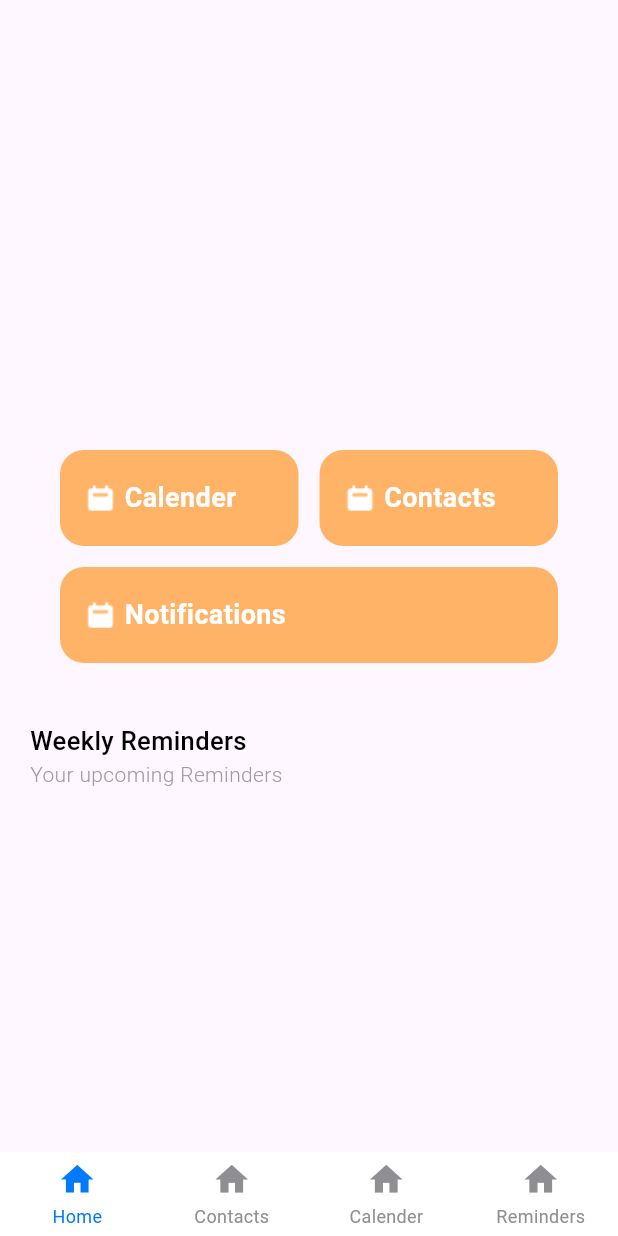
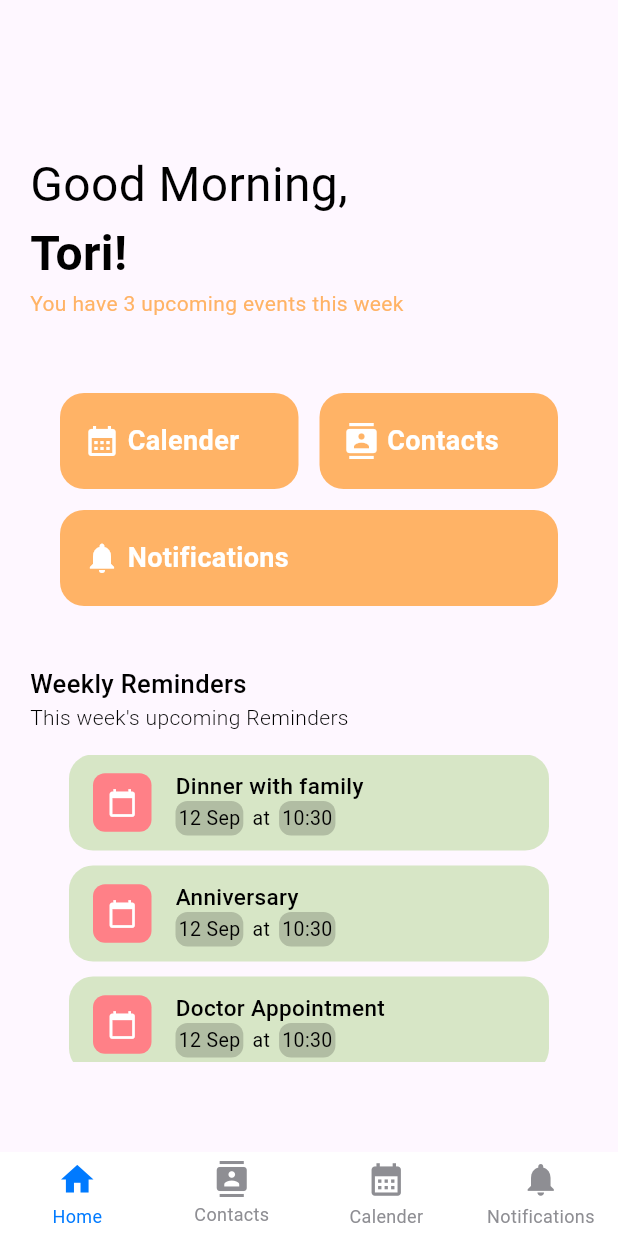
Before and after one commit to uoa-compsci399-s2-2024/capstone-project-team-41, a Flutter app: the RootTabBarView screen opened directly, on a phone screen of 412 x 824 dp. Run offline on Flutter 3.47's test engine with Material 3 defaults, Android fonts, the phone set to English and light mode, and no system bars; drawn by our look-alikes of persistent_bottom_nav_bar_v2; our stand-ins replace fixnum, flutter_datetime_picker_plus, isar, syncfusion_flutter_datepicker; missing offline and left inert: auth0_flutter, grpc, instant, protobuf; accounts and stored records are empty; generated files the repository leaves out were written again; statements that could not run were skipped.

Commit message:
Home Page Updated
+ Icons changed

```diff
--- a/Mobile/lib/Features/Home/HomeView.dart
+++ b/Mobile/lib/Features/Home/HomeView.dart
@@ -1,10 +1,12 @@
 import 'package:RemindMate/Features/Home/HomeViewModel.dart';
-import 'package:RemindMate/Features/Home/Models/UIOReminderCard.dart';
-import 'package:RemindMate/Features/Home/Models/UIOReminderCardType.dart';
 import 'package:RemindMate/Features/Home/Views/HomeNavContainer.dart';
 import 'package:RemindMate/Features/Home/Views/RemindersContainer.dart';
+import 'package:RemindMate/Features/Views/ColorPalette.dart';
 import 'package:RemindMate/Features/Views/TextStyles.dart';
+import 'package:flutter/cupertino.dart';
 import 'package:flutter/material.dart';
+import 'package:flutter/widgets.dart';
+import 'package:persistent_bottom_nav_bar_v2/persistent_bottom_nav_bar_v2.dart';
 import 'package:provider/provider.dart';
 
 class HomeView extends StatefulWidget {
@@ -15,22 +17,35 @@ class HomeView extends StatefulWidget {
 }
 
 class _HomeViewState extends State<HomeView> {
-  final UIOReminderCard sampleUIO = UIOReminderCard(
-      cardType: UIOReminderCardType.calender,
-      title: "Mother's Day",
-      dateTime: DateTime.now(),
-      showTime: false,
-      friends: const []);
 
   @override
   Widget build(BuildContext context) {
     return Scaffold(
       body: Consumer<HomeViewModel>(builder: (context, viewModel, child) {
+
+          int l = viewModel.remindersLength;
+
           return Padding(
           padding:
-              const EdgeInsets.only(top: 300, bottom: 120, left: 20, right: 20),
+              const EdgeInsets.only(top: 100, bottom: 60, left: 20, right: 20),
           child: Column(
             children: [
+              Container(
+                alignment: Alignment.topLeft,
+                child: Column(
+                  crossAxisAlignment: CrossAxisAlignment.start,
+                  children: [
+                    Text("Good Morning,", style: Textstyles.H1),
+                    Text("Tori!", style: Textstyles.H1Bold),
+
+                    Text("You have $l upcoming events this week", style: TextStyle(color: ColorPalette.primaryOrange)),
+                    Padding(padding: EdgeInsets.only(bottom: 50)),
+
+                  ]
+                )
+
+              ),
+
               const Padding(
                 padding: EdgeInsets.symmetric(horizontal: 20),
                 child: HomeNavContainer(),
@@ -46,7 +61,7 @@ class _HomeViewState extends State<HomeView> {
                           "Weekly Reminders",
                           style: Textstyles.P1,
                         ),
-                        Text("Your upcoming Reminders", style: Textstyles.S1)
+                        Text("This week's upcoming Reminders", style: Textstyles.S1)
                       ],
                     )),
               ),
--- a/Mobile/lib/Features/Home/HomeViewModel.dart
+++ b/Mobile/lib/Features/Home/HomeViewModel.dart
@@ -1,12 +1,12 @@
 import 'package:RemindMate/Domain/Database/DatabaseConnector.dart';
 import 'package:RemindMate/Domain/Database/Models/Contact.dart';
 import 'package:RemindMate/Features/Home/Models/UIOReminderCard.dart';
-import 'package:RemindMate/Features/Home/Models/UIOReminderCardType.dart';
 import 'package:flutter/material.dart';
 import 'package:isar/isar.dart';
 
 class HomeViewModel extends ChangeNotifier {
   List<UIOReminderCard> upcomingReminders = [];
+  int remindersLength = 0;
 
   HomeViewModel() {
     populateFromDatabase();
@@ -35,6 +35,9 @@ class HomeViewModel extends ChangeNotifier {
         }
       }
     }
+
+    remindersLength = upcomingReminders.length;
+
     notifyListeners();
   }
 }
--- a/Mobile/lib/Features/Home/Models/UIOReminderCard.dart
+++ b/Mobile/lib/Features/Home/Models/UIOReminderCard.dart
@@ -9,6 +9,7 @@ final class UIOReminderCard {
   late UIOReminderCardType cardType;
   late List<UIOReminderCardFriend> friends;
   late DateTime dateTime;
+  late DateTime dateEndTime;
   late bool showTime;
 
   UIOReminderCard(
@@ -16,6 +17,7 @@ final class UIOReminderCard {
       required this.cardType,
       required this.friends,
       required this.dateTime,
+      required this.dateEndTime,
       required this.showTime});
 
   UIOReminderCard.db(ContactReminder reminder) {
@@ -29,10 +31,15 @@ final class UIOReminderCard {
 
     this.friends = [];
     this.dateTime = reminder.startTime!;
+    this.dateEndTime = reminder.endTime!;
     this.showTime = reminder.showTime!;
   }
 
-  String getDateTimeAsString(String format) {
+  String getStartDateTimeAsString(String format) {
     return DateFormat(format).format(dateTime);
   }
+
+  String getEndDateTimeAsString(String format) {
+    return DateFormat(format).format(dateEndTime);
+  }
 }
--- a/Mobile/lib/Features/Home/Views/HomeNavButton.dart
+++ b/Mobile/lib/Features/Home/Views/HomeNavButton.dart
@@ -1,19 +1,28 @@
+import 'package:RemindMate/Features/Main/AppState.dart';
+import 'package:RemindMate/Features/Main/Models/UIOAppState.dart';
+import 'package:RemindMate/Features/TabBar/RootTabBarView.dart';
 import 'package:RemindMate/Features/Views/ColorPalette.dart';
 import 'package:RemindMate/Features/Views/Images.dart';
 import 'package:RemindMate/Features/Views/TextStyles.dart';
 import 'package:flutter/material.dart';
+import 'package:persistent_bottom_nav_bar_v2/persistent_bottom_nav_bar_v2.dart';
 
 
 class HomeNavButton extends StatelessWidget {
 
   final String buttonTitle;
-  // NEEDS UIO
+  final Icon iconWidget;
+  final UIOAppState appState;
 
-  const HomeNavButton({super.key, required this.buttonTitle});
+  const HomeNavButton({super.key, required this.buttonTitle, required this.iconWidget, required this.appState});
 
   @override
   Widget build(BuildContext context) {
-    return Container(
+    return GestureDetector(
+      onTap: () => {
+        //AppState().setAppState(appState),
+      },
+      child: Container(
         height: 64,
         decoration: BoxDecoration(
           color: ColorPalette.primaryOrange,
@@ -21,13 +30,16 @@ class HomeNavButton extends StatelessWidget {
         child: Row(
           children: [
             const Padding(padding: EdgeInsets.only(right: 16)),
-          Image.asset(Images.calenderIcon),
+            iconWidget,
             const Padding(padding: EdgeInsets.only(right: 5)),
             Text(buttonTitle,
               style: Textstyles.H3,
             )
           ],
         ),
+      )
     );
   }
+
+  void setState(Null Function() param0) {}
 }
--- a/Mobile/lib/Features/Home/Views/HomeNavContainer.dart
+++ b/Mobile/lib/Features/Home/Views/HomeNavContainer.dart
@@ -1,5 +1,7 @@
 import 'package:RemindMate/Features/Home/Views/HomeNavButton.dart';
+import 'package:RemindMate/Features/Main/Models/UIOAppState.dart';
 import 'package:flutter/material.dart';
+import 'package:persistent_bottom_nav_bar_v2/persistent_bottom_nav_bar_v2.dart';
 
 
 class HomeNavContainer extends StatelessWidget {
@@ -16,13 +18,13 @@ class HomeNavContainer extends StatelessWidget {
           children: [
             Row(
               children: [
-                Expanded(child: HomeNavButton(buttonTitle: "Calender")),
+                Expanded(child: HomeNavButton(buttonTitle: "Calender", iconWidget: Icon(Icons.calendar_month, color: Colors.white,), appState: UIOAppState.calendar,)),
                 Padding(padding: EdgeInsets.only(right: 14)),
-                Expanded(child: HomeNavButton(buttonTitle: "Contacts"),),
+                Expanded(child: HomeNavButton(buttonTitle: "Contacts", iconWidget: Icon(Icons.contacts, color: Colors.white), appState: UIOAppState.calendar),),
               ],
             ),
             Padding(padding: EdgeInsets.only(bottom: 14)),
-            HomeNavButton(buttonTitle: "Notifications"),
+            HomeNavButton(buttonTitle: "Notifications", iconWidget: Icon(Icons.notifications, color: Colors.white,), appState: UIOAppState.calendar),
           ],
         )
       )
--- a/Mobile/lib/Features/Home/Views/ReminderCard.dart
+++ b/Mobile/lib/Features/Home/Views/ReminderCard.dart
@@ -1,6 +1,7 @@
 import 'package:RemindMate/Features/Home/Models/UIOReminderCard.dart';
 import 'package:RemindMate/Features/Views/ColorPalette.dart';
 import 'package:RemindMate/Features/Views/Images.dart';
+import 'package:RemindMate/Features/Views/TextStyles.dart';
 import 'package:flutter/material.dart';
 
 
@@ -26,7 +27,7 @@ class ReminderCard extends StatelessWidget {
               decoration: BoxDecoration(
                   color: ColorPalette.primaryPink,
                   borderRadius: const BorderRadius.all(Radius.circular(8))),
-              child: Image.asset(uio.cardType.mainIcon),
+              child: Icon(Icons.calendar_today, color: Colors.white, size: 20),
             ),
           ),
           Padding(
@@ -34,20 +35,29 @@ class ReminderCard extends StatelessWidget {
             child: Column(
               crossAxisAlignment: CrossAxisAlignment.start,
               children: [
-                Text(uio.title),
+                Text(uio.title, style: Textstyles.boldSmall,),
                 const Spacer(),
                 Row(
                   children: [
-                    Image.asset(Images.calenderIcon),
-                    Text(uio.getDateTimeAsString("dd MMM")),
-                    uio.showTime
-                        ? Row(
-                            children: [
-                              Image.asset(Images.clockIcon),
-                              Text(uio.getDateTimeAsString("dd MMM"))
-                            ],
-                          )
-                        : Container()
+                    Container(
+                      decoration: BoxDecoration(
+                        color: ColorPalette.secondaryGreen,
+                        borderRadius: const BorderRadius.all(Radius.circular(8)),
+                      ),
+                      padding: EdgeInsets.all(2),
+                      child: Text(uio.getStartDateTimeAsString("dd MMM"), style: Textstyles.smallDate,)
+                    ),
+                    const Padding(padding: EdgeInsets.only(right:6)),
+                    const Text("at", style: Textstyles.smallDate),
+                    const Padding(padding: EdgeInsets.only(right:6)),
+                    Container(
+                      decoration: BoxDecoration(
+                        color: ColorPalette.secondaryGreen,
+                        borderRadius: const BorderRadius.all(Radius.circular(8)),
+                      ),
+                      padding: EdgeInsets.all(2),
+                      child: Text(uio.getStartDateTimeAsString("H:m"), style: Textstyles.smallDate,)
+                    ),
                   ],
                 ),
               ],
--- a/Mobile/lib/Features/Home/Views/RemindersContainer.dart
+++ b/Mobile/lib/Features/Home/Views/RemindersContainer.dart
@@ -9,17 +9,11 @@ class ReminderContainer extends StatelessWidget {
 
   @override
   Widget build(BuildContext context) {
-    return MediaQuery.removePadding(
-      context: context,
-      removeTop: true,
-      child: Scrollbar(
-        child: ListView.separated(
+    return ListView.separated(
           padding: const EdgeInsets.symmetric(horizontal: 6),
           itemCount: uios.length,
           itemBuilder: (BuildContext context, int index) => ReminderCard(uio: uios[index]),
           separatorBuilder: (context, index) => const Padding(padding: EdgeInsets.only(bottom: 10)),
-        ),
-      )
-    );
+        );
   }
 }
--- a/Mobile/lib/Features/Main/MainView.dart
+++ b/Mobile/lib/Features/Main/MainView.dart
@@ -1,3 +1,4 @@
+import 'package:RemindMate/Features/Calender/CalenderView.dart';
 import 'package:RemindMate/Features/Contacts/AddContact/AddContactView.dart';
 import 'package:RemindMate/Features/Contacts/Contact/ContactView.dart';
 import 'package:RemindMate/Features/Contacts/Reminder/AddReminderView.dart';
@@ -22,13 +23,15 @@ class MainView extends StatelessWidget {
         case UIOAppState.login:
           return const LoginView();
         case UIOAppState.home:
-          return const RootTabBarView();
+          return RootTabBarView();
         case UIOAppState.contact:
           return const ContactView();
         case UIOAppState.addReminder:
           return const AddReminderView();
         case UIOAppState.addContact:
           return const AddContactView();
+        case UIOAppState.calendar:
+          return const CalenderView();
       }
     }));
   }
--- a/Mobile/lib/Features/Main/MainViewModel.dart
+++ b/Mobile/lib/Features/Main/MainViewModel.dart
@@ -572,7 +572,10 @@ class MainViewModel extends ChangeNotifier {
       exampleRequest();
       populateDatabase();
     } else {
-      AppState().setAppState(UIOAppState.login);
+      //AppState().setAppState(UIOAppState.login);
+      exampleRequest();
+      populateDatabase();
+      AppState().setAppState(UIOAppState.home);
     }
   }
 }
--- a/Mobile/lib/Features/Main/Models/UIOAppState.dart
+++ b/Mobile/lib/Features/Main/Models/UIOAppState.dart
@@ -1 +1 @@
-enum UIOAppState { splash, login, home, contact, addReminder, addContact }
+enum UIOAppState { splash, login, home, contact, addReminder, addContact, calendar }
--- a/Mobile/lib/Features/TabBar/RootTabBarView.dart
+++ b/Mobile/lib/Features/TabBar/RootTabBarView.dart
@@ -6,12 +6,15 @@ import 'package:flutter/material.dart';
 import 'package:persistent_bottom_nav_bar_v2/persistent_bottom_nav_bar_v2.dart';
 
 class RootTabBarView extends StatelessWidget {
-  const RootTabBarView({super.key});
+  RootTabBarView({super.key});
+
+  final PersistentTabController _controller = PersistentTabController(initialIndex: 0);
 
   @override
   Widget build(BuildContext context) {
     return Scaffold(
       body: PersistentTabView(
+        controller: _controller,
         tabs: [
           PersistentTabConfig(
             screen: const HomeView(),
@@ -23,22 +26,22 @@ class RootTabBarView extends StatelessWidget {
           PersistentTabConfig(
             screen: const ContactsView(),
             item: ItemConfig(
-              icon: const Icon(Icons.home),
+              icon: const Icon(Icons.contacts, size: 24,),
               title: "Contacts",
             ),
           ),
           PersistentTabConfig(
             screen: const CalenderView(),
             item: ItemConfig(
-              icon: const Icon(Icons.home),
+              icon: const Icon(Icons.calendar_month),
               title: "Calender",
             ),
           ),
           PersistentTabConfig(
             screen: const RemindersView(),
             item: ItemConfig(
-              icon: const Icon(Icons.home),
-              title: "Reminders",
+              icon: const Icon(Icons.notifications),
+              title: "Notifications",
             ),
           )
         ],
--- a/Mobile/lib/Features/Views/ColorPalette.dart
+++ b/Mobile/lib/Features/Views/ColorPalette.dart
@@ -2,6 +2,7 @@ import 'package:flutter/material.dart';
 
 final class ColorPalette {
   static Color primaryGreen = const Color(0xFFD7E6C6);
+  static Color secondaryGreen = Color.fromARGB(255, 177, 189, 163);
   static Color primaryPink = const Color(0xFFFF8087);
   static Color secondaryPink = const Color(0xFFFF7D88);
   static Color primaryOrange = const Color(0xFFFFB366);
--- a/Mobile/lib/Features/Views/TextStyles.dart
+++ b/Mobile/lib/Features/Views/TextStyles.dart
@@ -3,6 +3,8 @@ import 'package:flutter/material.dart';
 final class Textstyles {
   static const TextStyle H1 =
       TextStyle(color: Colors.black, fontSize: 32, fontWeight: FontWeight.w400);
+  static const TextStyle H1Bold =
+      TextStyle(color: Colors.black, fontSize: 32, fontWeight: FontWeight.w700);
   static const TextStyle H3 =
       TextStyle(color: Colors.white, fontSize: 18, fontWeight: FontWeight.bold);
   static const TextStyle P0 = TextStyle(
@@ -16,5 +18,9 @@ final class Textstyles {
   static const TextStyle B2 =
       TextStyle(color: Colors.black, fontSize: 12, fontWeight: FontWeight.w300);
   static const TextStyle S1 =
-      TextStyle(color: Colors.grey, fontSize: 14, fontWeight: FontWeight.w300);
+      TextStyle(color: Colors.black, fontSize: 14, fontWeight: FontWeight.w300);
+  static const TextStyle boldSmall =
+      TextStyle(color: Colors.black, fontSize: 15, fontWeight: FontWeight.w500);
+  static const TextStyle smallDate =
+      TextStyle(color: Colors.black, fontSize: 13, fontWeight: FontWeight.w400);
 }
```
Lines whose indentation alone changed are shown as unchanged.
